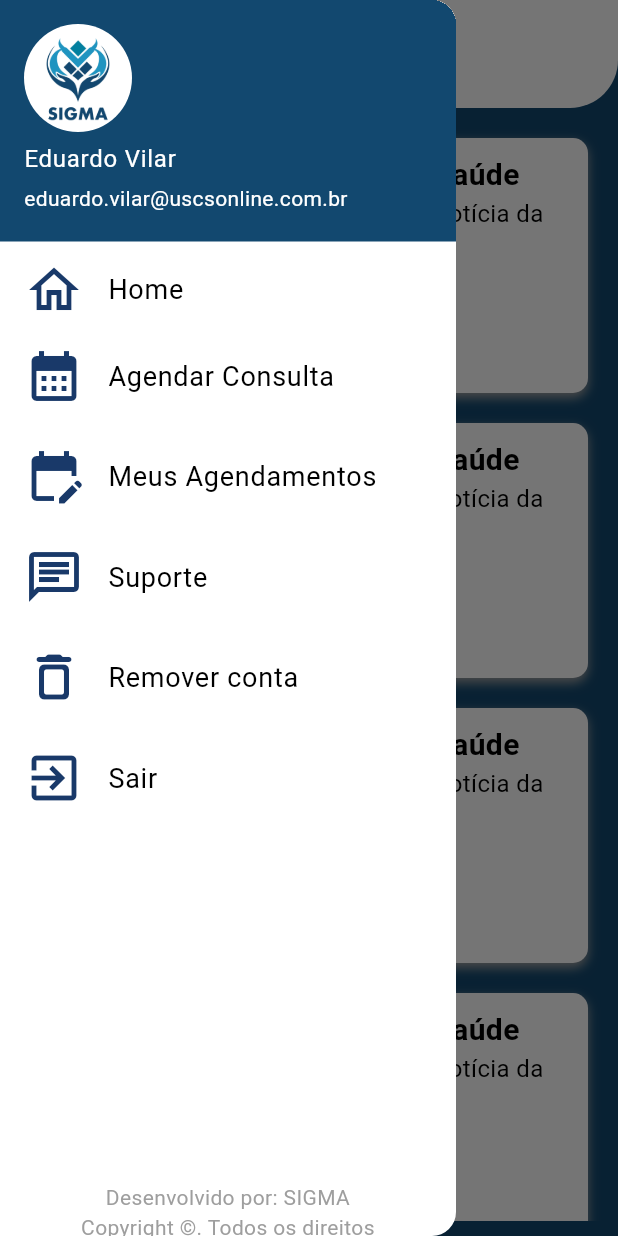
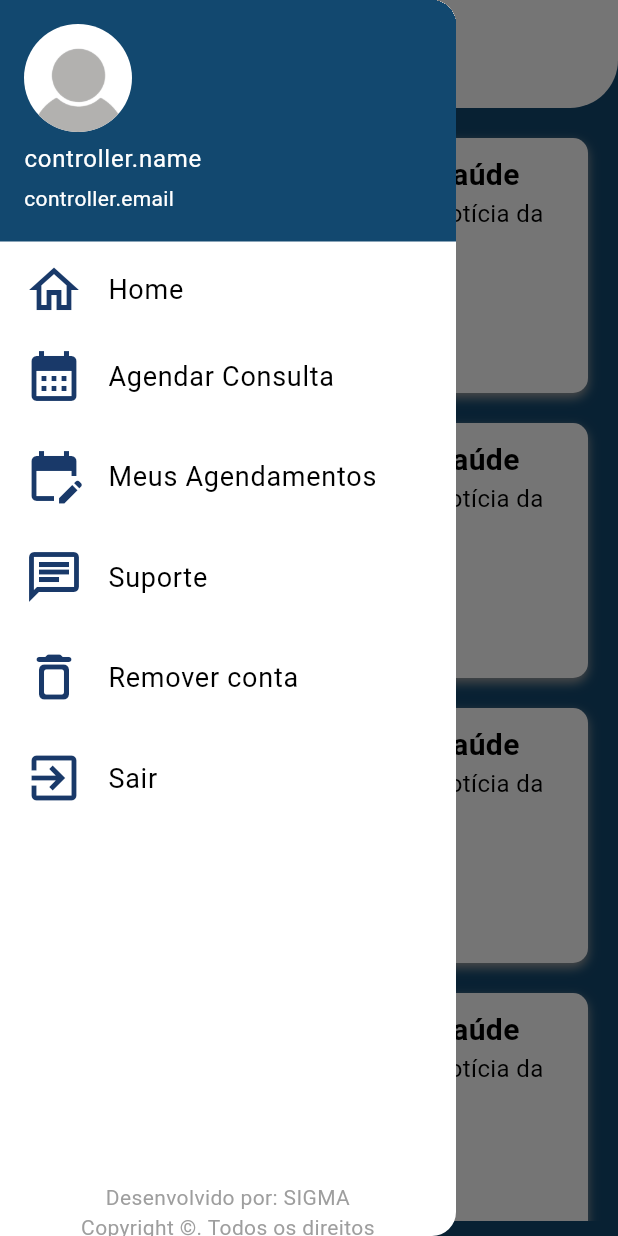
Before and after one commit to vilar95/mobile-sigma, a Flutter app: the HomeScreen screen opened by its route, with the side drawer open, on a phone screen of 412 x 824 dp. Run offline on Flutter 3.47's test engine with Material 3 defaults, Android fonts, the phone set to English and light mode, and no system bars; our stand-ins replace brasil_fields, dio, flutter_mobx, flutter_multi_formatter, logger, mobx and 1 more; accounts and stored records are empty; generated files the repository leaves out were written again.

Commit message:
Remove Mock;

```diff
--- a/lib/_core/routes/sigma_routes.dart
+++ b/lib/_core/routes/sigma_routes.dart
@@ -1,5 +1,4 @@
 import 'package:flutter/material.dart';
-import 'package:sigma/authentication/model/mock_user.dart';
 import 'package:sigma/screens/auth_screen.dart';
 import 'package:sigma/screens/home_screen.dart';
 import 'package:sigma/screens/my_schedule_screen.dart';
@@ -19,7 +18,7 @@ class SigmaRoutes {
     return switch (settings.name) {
       splash => MaterialPageRoute(builder: (_) => const SplashScreen()),
       auth => MaterialPageRoute(builder: (_) => const AuthScreen()),
-      home => MaterialPageRoute(builder: (_) => HomeScreen(user: MockUser())),
+      home => MaterialPageRoute(builder: (_) => const HomeScreen()),
       schedule => MaterialPageRoute(builder: (_) => const ScheduleScreen()),
       mySchedule => MaterialPageRoute(builder: (_) => const MyScheduleScreen()),
       support => MaterialPageRoute(builder: (_) => const SupportScreen()),
--- a/lib/authentication/model/mock_user.dart
+++ /dev/null
@@ -1,6 +0,0 @@
-//TODO: Ao implementar autenticação, substituir classe.
-class MockUser {
-  String? displayName = "Eduardo Vilar";
-  String? email = "eduardo.vilar@uscsonline.com.br";
-  String? photoURL = "assets/logo_icon.png";
-}
--- a/lib/authentication/services/dio_service.dart
+++ b/lib/authentication/services/dio_service.dart
@@ -1,3 +1,5 @@
+// ignore_for_file: avoid_print
+
 import 'package:dio/dio.dart';
 import 'package:shared_preferences/shared_preferences.dart';
 import 'package:sigma/authentication/services/dio_endpoints.dart';
--- a/lib/controller/auth_screen_controller.dart
+++ b/lib/controller/auth_screen_controller.dart
@@ -1,4 +1,4 @@
-// ignore_for_file: use_build_context_synchronously
+// ignore_for_file: use_build_context_synchronously, avoid_print
 
 import 'package:flutter/material.dart';
 import 'package:mobx/mobx.dart';
--- a/lib/screens/home_screen.dart
+++ b/lib/screens/home_screen.dart
@@ -1,12 +1,10 @@
 import 'package:flutter/material.dart';
 import 'package:sigma/_core/theme/sigma_colors.dart';
-import 'package:sigma/authentication/model/mock_user.dart';
 import 'package:sigma/screens/widgets/box_news_widget.dart';
 import 'package:sigma/screens/widgets/drawer_widget.dart';
 
 class HomeScreen extends StatefulWidget {
-  final MockUser user;
-  const HomeScreen({super.key, required this.user});
+  const HomeScreen({super.key});
 
   @override
   State<HomeScreen> createState() => _HomeScreenState();
@@ -17,7 +15,7 @@ class _HomeScreenState extends State<HomeScreen> {
   Widget build(BuildContext context) {
     return Scaffold(
       backgroundColor: SigmaColors.blue,
-      drawer: DrawerWidget(user: widget.user),
+      drawer: const DrawerWidget(),
       appBar: AppBar(
         title: const Row(
           children: [
--- a/lib/screens/splash_screen.dart
+++ b/lib/screens/splash_screen.dart
@@ -1,3 +1,5 @@
+// ignore_for_file: use_build_context_synchronously
+
 import 'package:flutter/material.dart';
 import 'package:sigma/_core/routes/route_transitions.dart';
 import 'package:sigma/screens/auth_screen.dart';
--- a/lib/screens/widgets/drawer_widget.dart
+++ b/lib/screens/widgets/drawer_widget.dart
@@ -1,13 +1,22 @@
 import 'package:flutter/material.dart';
 import 'package:sigma/_core/routes/sigma_routes.dart';
 import 'package:sigma/_core/theme/sigma_colors.dart';
-import 'package:sigma/authentication/model/mock_user.dart';
+import 'package:sigma/controller/auth_screen_controller.dart';
 import 'package:sigma/screens/widgets/show_confirm_logout_dialog.dart';
 import 'package:sigma/screens/widgets/show_confirm_password_dialog.dart';
 
-class DrawerWidget extends StatelessWidget {
-  final MockUser user;
-  const DrawerWidget({super.key, required this.user});
+class DrawerWidget extends StatefulWidget {
+
+  const DrawerWidget({super.key, });
+
+  @override
+  State<DrawerWidget> createState() => _DrawerWidgetState();
+}
+
+class _DrawerWidgetState extends State<DrawerWidget> {
+  final AuthScreenController controller = AuthScreenController();
+
+  String? photoURL = "assets/profile_picture.png";
 
   @override
   Widget build(BuildContext context) {
@@ -20,12 +29,20 @@ class DrawerWidget extends StatelessWidget {
             ),
             currentAccountPicture: CircleAvatar(
                 backgroundImage:
-                    user.photoURL != null ? AssetImage(user.photoURL!) : null,
-                backgroundColor: SigmaColors.blue),
-            accountName: Text(
-              user.displayName != null ? user.displayName! : "",
+                    photoURL != null ? AssetImage(photoURL!) : null,
+                backgroundColor: Colors.white),
+            accountName: const Text(
+              'controller.name',
+              style: TextStyle(
+                color: Colors.white,
+              ),
             ),
-            accountEmail: Text(user.email!),
+            accountEmail: const Text(
+              'controller.email',
+              style: TextStyle(
+                color: Colors.white,
+              ),
+            ),
           ),
           ListTile(
             leading: const Icon(
@@ -122,8 +139,10 @@ class DrawerWidget extends StatelessWidget {
               showConfirmLogoutDialog(context: context);
             },
           ),
-            const SizedBox(height: 220,),
-            Container(
+          const SizedBox(
+            height: 220,
+          ),
+          Container(
             alignment: Alignment.bottomCenter,
             padding: const EdgeInsets.all(16.0),
             child: const Text(
@@ -131,7 +150,7 @@ class DrawerWidget extends StatelessWidget {
               textAlign: TextAlign.center,
               style: TextStyle(fontSize: 14, color: Colors.grey),
             ),
-            ),
+          ),
         ],
       ),
     );
--- a/lib/screens/widgets/show_send_support.dart
+++ b/lib/screens/widgets/show_send_support.dart
@@ -1,10 +1,9 @@
-
 import 'package:flutter/material.dart';
 import 'package:sigma/_core/theme/sigma_colors.dart';
-import 'package:sigma/authentication/model/mock_user.dart';
+import 'package:sigma/controller/auth_screen_controller.dart';
 
 void showConfirmSendMessageSupport({required BuildContext context}) {
-    final MockUser user = MockUser(); // Replace 'MockUser()' with the appropriate value
+  final AuthScreenController controller = AuthScreenController();
   showDialog(
     context: context,
     builder: (context) {
@@ -12,11 +11,12 @@ void showConfirmSendMessageSupport({required BuildContext context}) {
         icon: const Icon(Icons.check_circle_outline_rounded,
             color: Colors.green, size: 80),
         title: const Text('Mensagem enviada com sucesso!'),
-          content: Text('Enviarem uma resposta ao e-mail ${user.email!}, para dar continuidade no atendimento!',textAlign: TextAlign.center),
+        content: Text(
+            'Enviarem uma resposta ao e-mail ${controller.email}, para dar continuidade no atendimento!',
+            textAlign: TextAlign.center),
         actions: <Widget>[
           TextButton(
-              child:
-                  const Text('OK', style: TextStyle(color: SigmaColors.blue)),
+            child: const Text('OK', style: TextStyle(color: SigmaColors.blue)),
             onPressed: () {
               Navigator.of(context).pop();
             },
--- a/pubspec.yaml
+++ b/pubspec.yaml
@@ -63,6 +63,7 @@ flutter:
     - assets/logo_icon.png
     - assets/logo_icon1152.png
     - assets/semconsultas.png
+    - assets/profile_picture.png
 
 flutter_native_splash:
   image: "assets/logo_icon.png"
```
Also changed, not shown: lib/screens/auth_screen.dart (+3 -4 lines), assets/profile_picture.png (added). Lines whose indentation alone changed are shown as unchanged.
